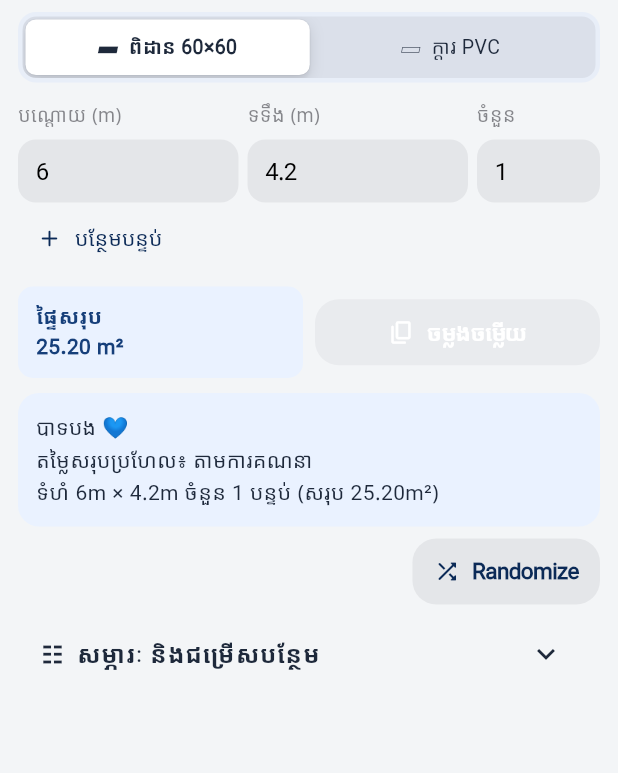
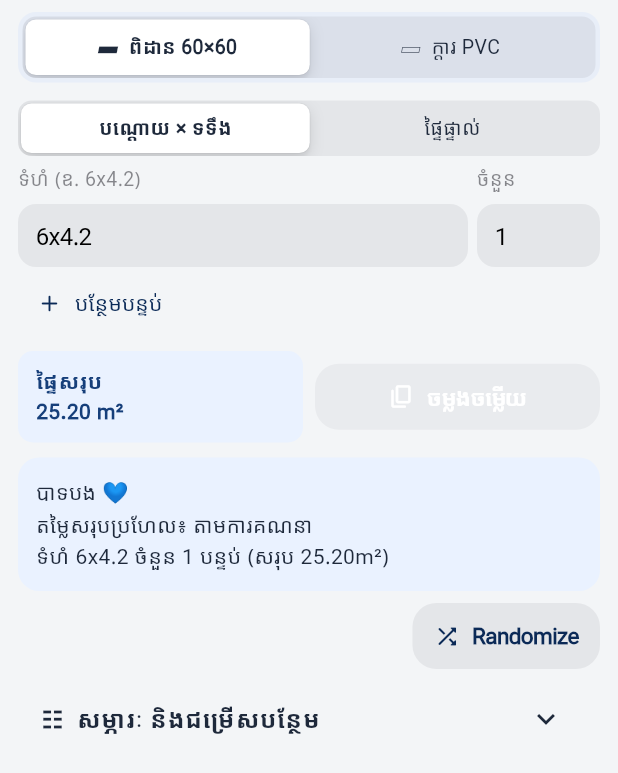
Before and after one commit to HoeunRaksa/MediaFlow, a Flutter app: the FacebookCommentReplyPage widget shown alone on an empty page, opened directly, on a phone screen of 412 x 824 dp. Shown: the top 773 px of the screen. Run offline on Flutter 3.47's test engine with Material 3 defaults, Android fonts, the phone set to English and light mode, and no system bars; our stand-ins replace pdf, printing, web; missing offline and left inert: clipboard, dart:ffi, file_selector.

Commit message:
Add ceiling dimensions and direct area inputs

```diff
--- a/lib/features/materials/presentation/facebook_comment_reply_page.dart
+++ b/lib/features/materials/presentation/facebook_comment_reply_page.dart
@@ -21,6 +21,7 @@ class FacebookCommentReplyPage extends StatefulWidget {
 class _FacebookCommentReplyPageState extends State<FacebookCommentReplyPage> {
   final _length = TextEditingController(text: '6');
   final _width = TextEditingController(text: '4.2');
+  final _measurement = TextEditingController(text: '6x4.2');
   final _count = TextEditingController(text: '1');
   final _price = TextEditingController();
   final _ceilingReplies = CeilingKhmerReplies();
@@ -29,6 +30,7 @@ class _FacebookCommentReplyPageState extends State<FacebookCommentReplyPage> {
   final _ceilingMaterialIds = <String>{
     'ceiling_6mm', 'long_t_3m', 'short_t_06m', 'v_iron_295m',
   };
+  int _ceilingInputMode = 0;
   int _category = 0;
   bool _copying = false;
   String? _feedback;
@@ -37,15 +39,19 @@ class _FacebookCommentReplyPageState extends State<FacebookCommentReplyPage> {
   Timer? _debounce;
 
   @override
-  void initState() { super.initState(); for (final c in [_length, _width, _count, _price]) { c.addListener(_schedule); } _schedule(); }
+  void initState() { super.initState(); for (final c in [_length, _width, _measurement, _count, _price]) { c.addListener(_schedule); } _schedule(); }
   @override
-  void dispose() { _debounce?.cancel(); for (final c in [_length, _width, _count, _price]) { c.dispose(); } for (final room in _extraRooms) { room.dispose(); } super.dispose(); }
+  void dispose() { _debounce?.cancel(); for (final c in [_length, _width, _measurement, _count, _price]) { c.dispose(); } for (final room in _extraRooms) { room.dispose(); } super.dispose(); }
   void _schedule() { _debounce?.cancel(); _debounce = Timer(const Duration(milliseconds: 80), _recalculate); }
 
   Future<void> _recalculate() async {
+    final dimension = _parseDimensions(_measurement.text);
     final l = double.tryParse(_length.text) ?? 0, w = double.tryParse(_width.text) ?? 0;
     final n = int.tryParse(_count.text) ?? 0;
-    _area = l * w * n + _extraRooms.fold(0, (sum, room) => sum + room.area);
+    final ceilingArea = _ceilingInputMode == 0
+        ? (dimension?.$1 ?? 0) * (dimension?.$2 ?? 0) * n
+        : (_parseArea(_measurement.text) ?? 0) * n;
+    _area = _category == 0 ? ceilingArea + _extraRooms.fold(0, (sum, room) => sum + room.area) : l * w * n;
     if (_area <= 0 || n <= 0) { if (mounted) setState(() => _lines = const []); return; }
     final state = context.read<AppState>();
     if (_category == 0) {
@@ -61,17 +67,27 @@ class _FacebookCommentReplyPageState extends State<FacebookCommentReplyPage> {
     if (mounted) setState(() {});
   }
 
-  String get _reply { final measurement = 'ទំហំ ${_length.text}m × ${_width.text}m ចំនួន ${_count.text} បន្ទប់ (សរុប ${_area.toStringAsFixed(2)}m²)'; return _category == 0 ? _ceilingReplies.render(CeilingReplyData(priceRange: 'តាមការគណនា', details: [measurement, ..._lines])) : _pvcReplies.reply(_price.text); }
+  String get _reply { final measurement = _category == 0 ? 'ទំហំ ${_measurement.text} ចំនួន ${_count.text} បន្ទប់ (សរុប ${_area.toStringAsFixed(2)}m²)' : 'ទំហំ ${_length.text}m × ${_width.text}m ចំនួន ${_count.text} បន្ទប់ (សរុប ${_area.toStringAsFixed(2)}m²)'; return _category == 0 ? _ceilingReplies.render(CeilingReplyData(priceRange: 'តាមការគណនា', details: [measurement, ..._lines])) : _pvcReplies.reply(_price.text); }
   Future<void> _copy() async { final canCopy = _category == 0 ? _lines.isNotEmpty : _reply.isNotEmpty; if (_copying || !canCopy) return; setState(() { _copying = true; _feedback = null; }); try { await Clipboard.setData(ClipboardData(text: _reply)); if (mounted) setState(() { if (_category == 0) { _ceilingReplies.next(); } else { _pvcReplies.next(); } _feedback = 'បានចម្លងរួចរាល់ — ចម្លើយថ្មីរួចរាល់'; }); } catch (_) { if (mounted) setState(() => _feedback = 'មិនអាចចម្លងបានទេ'); } finally { if (mounted) setState(() => _copying = false); } }
   void _randomize() { setState(() { if (_category == 0) { _ceilingReplies.next(); } else { _pvcReplies.next(); } _feedback = null; }); }
   void _addRoom() { setState(() { final room = _ReplyRoom()..listen(_schedule); _extraRooms.add(room); }); }
   void _removeRoom(int index) { setState(() { _extraRooms.removeAt(index).dispose(); }); _schedule(); }
+  (double, double)? _parseDimensions(String value) {
+    final match = RegExp(r'^\s*([0-9]+(?:[.,][0-9]+)?)\s*[x×*]\s*([0-9]+(?:[.,][0-9]+)?)\s*(?:m)?\s*$', caseSensitive: false).firstMatch(value);
+    if (match == null) return null;
+    return (double.tryParse(match.group(1)!.replaceAll(',', '.')) ?? 0, double.tryParse(match.group(2)!.replaceAll(',', '.')) ?? 0);
+  }
+  double? _parseArea(String value) => double.tryParse(value.replaceAll(',', '.').replaceAll(RegExp(r'[^0-9.]'), ''));
 
   @override
   Widget build(BuildContext context) => ListView(padding: const EdgeInsets.fromLTRB(12, 8, 12, 20), children: [
     Container(padding: const EdgeInsets.all(3), decoration: BoxDecoration(color: const Color(0xFFE8EEF8), borderRadius: BorderRadius.circular(12)), child: CupertinoSlidingSegmentedControl<int>(groupValue: _category, onValueChanged: (v) { if (v != null) setState(() { _category = v; _feedback = null; }); _schedule(); }, children: const {0: Padding(padding: EdgeInsets.symmetric(vertical: 9), child: Text('▰  ពិដាន 60×60')), 1: Padding(padding: EdgeInsets.symmetric(vertical: 9), child: Text('▱  ក្ដារ PVC'))})),
     const SizedBox(height: 12),
-    Row(children: [Expanded(child: AdaptiveTextField(controller: _length, keyboardType: TextInputType.number, decoration: InputDecoration(labelText: _category == 0 ? 'បណ្ដោយ (m)' : 'កម្ពស់ (m)'))), const SizedBox(width: 6), Expanded(child: AdaptiveTextField(controller: _width, keyboardType: TextInputType.number, decoration: const InputDecoration(labelText: 'ទទឹង (m)'))), const SizedBox(width: 6), SizedBox(width: 82, child: AdaptiveTextField(controller: _count, keyboardType: TextInputType.number, decoration: const InputDecoration(labelText: 'ចំនួន')))]),
+    if (_category == 0) ...[
+      CupertinoSlidingSegmentedControl<int>(groupValue: _ceilingInputMode, onValueChanged: (value) { if (value != null) setState(() => _ceilingInputMode = value); _schedule(); }, children: const {0: Padding(padding: EdgeInsets.symmetric(vertical: 7), child: Text('បណ្ដោយ × ទទឹង')), 1: Padding(padding: EdgeInsets.symmetric(vertical: 7), child: Text('ផ្ទៃផ្ទាល់'))}),
+      const SizedBox(height: 6),
+      Row(children: [Expanded(child: AdaptiveTextField(controller: _measurement, keyboardType: TextInputType.text, decoration: InputDecoration(labelText: _ceilingInputMode == 0 ? 'ទំហំ (ឧ. 6x4.2)' : 'ផ្ទៃ (ឧ. 25.5m²)'))), const SizedBox(width: 6), SizedBox(width: 82, child: AdaptiveTextField(controller: _count, keyboardType: TextInputType.number, decoration: const InputDecoration(labelText: 'ចំនួន')))]),
+    ] else Row(children: [Expanded(child: AdaptiveTextField(controller: _length, keyboardType: TextInputType.number, decoration: const InputDecoration(labelText: 'កម្ពស់ (m)'))), const SizedBox(width: 6), Expanded(child: AdaptiveTextField(controller: _width, keyboardType: TextInputType.number, decoration: const InputDecoration(labelText: 'ទទឹង (m)'))), const SizedBox(width: 6), SizedBox(width: 82, child: AdaptiveTextField(controller: _count, keyboardType: TextInputType.number, decoration: const InputDecoration(labelText: 'ចំនួន')))]),
     if (_category == 0) ...[
       for (var i = 0; i < _extraRooms.length; i++) Padding(
         padding: const EdgeInsets.only(top: 5),
```
